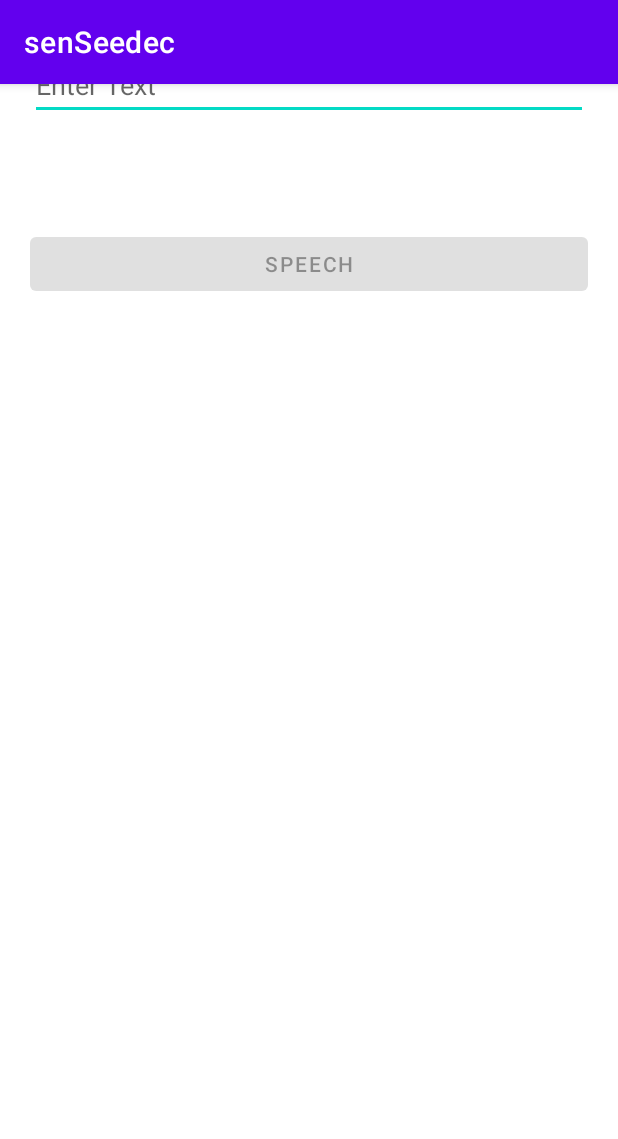
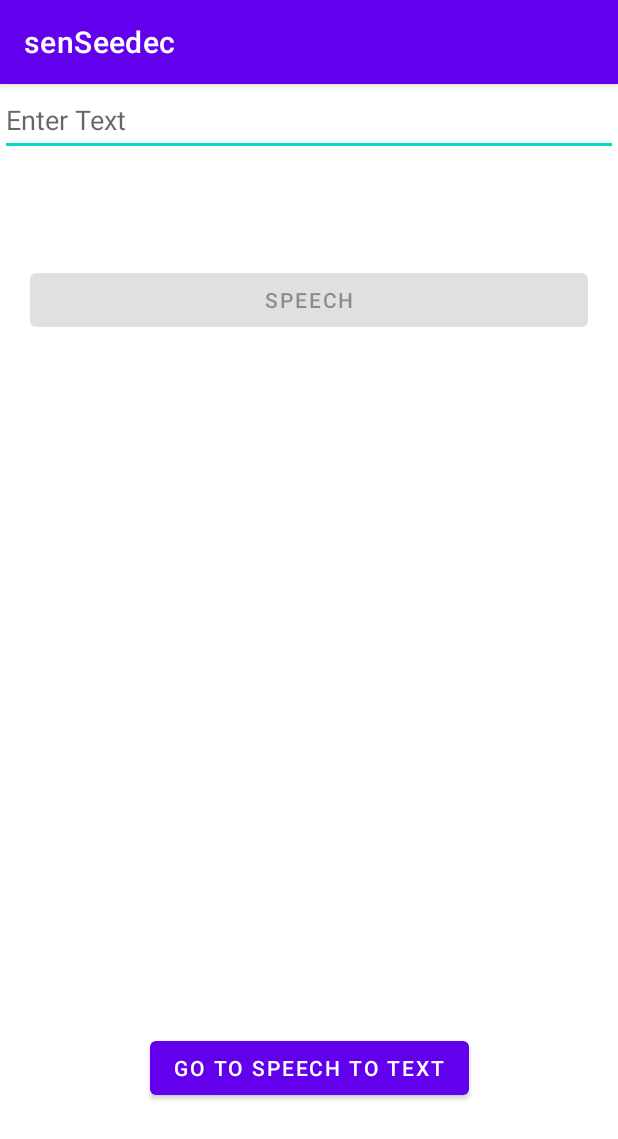
Before and after one commit to melisanurkaya/senSeeAppProject, an Android app: the screen it shows after launch (MainActivity), on a phone screen of 412 x 824 dp. Shown: the top 1139 px of the screen. Run offline under Robolectric (Android 15) with nearby library versions, the phone set to English and light mode, and no system bars.

```diff
--- a/app/src/main/java/com/melisayagmur/senseedec/MainActivity.kt
+++ b/app/src/main/java/com/melisayagmur/senseedec/MainActivity.kt
@@ -1,5 +1,6 @@
 package com.melisayagmur.senseedec
 
+import android.content.Intent
 import androidx.appcompat.app.AppCompatActivity
 import android.os.Bundle
 import android.speech.tts.TextToSpeech
@@ -19,6 +20,11 @@ class MainActivity : AppCompatActivity(),TextToSpeech.OnInitListener {
     override fun onCreate(savedInstanceState: Bundle?) {
         super.onCreate(savedInstanceState)
         setContentView(R.layout.activity_main)
+
+        buttonGoToB.setOnClickListener {
+            val yeniIntent = Intent(this@MainActivity, ActivityB::class.java)
+            startActivity(yeniIntent)
+        }
 
         buttonSpeak = this.button_speak
         editText = this.edittext_input
--- a/app/src/main/res/layout/activity_main.xml
+++ b/app/src/main/res/layout/activity_main.xml
@@ -1,6 +1,5 @@
 <?xml version="1.0" encoding="utf-8"?>
-<androidx.constraintlayout.widget.ConstraintLayout
-    xmlns:android="http://schemas.android.com/apk/res/android"
+<androidx.constraintlayout.widget.ConstraintLayout xmlns:android="http://schemas.android.com/apk/res/android"
     xmlns:app="http://schemas.android.com/apk/res-auto"
     xmlns:tools="http://schemas.android.com/tools"
     android:layout_width="match_parent"
@@ -11,17 +10,9 @@
         android:id="@+id/edittext_input"
         android:layout_width="match_parent"
         android:layout_height="wrap_content"
-        android:layout_marginStart="20dp"
-        android:layout_marginTop="24dp"
-        android:layout_marginEnd="20dp"
         android:hint="Enter Text"
         android:minHeight="48dp"
-        app:layout_constraintBottom_toTopOf="parent"
-        app:layout_constraintEnd_toEndOf="parent"
-        app:layout_constraintHorizontal_bias="0.0"
-        app:layout_constraintStart_toStartOf="parent"
-        app:layout_constraintTop_toTopOf="parent"
-        app:layout_constraintVertical_bias="0.0" />
+        tools:layout_editor_absoluteX="20dp" />
 
     <Button
         android:id="@+id/button_speak"
@@ -36,5 +27,18 @@
         app:layout_constraintStart_toStartOf="parent"
         app:layout_constraintTop_toBottomOf="@id/edittext_input" />
 
+    <Button
+        android:id="@+id/buttonGoToB"
+        android:layout_width="wrap_content"
+        android:layout_height="wrap_content"
+        android:layout_marginStart="158dp"
+        android:layout_marginEnd="159dp"
+        android:layout_marginBottom="88dp"
+        android:text="Go To Speech To Text"
+        app:layout_constraintBottom_toBottomOf="parent"
+        app:layout_constraintEnd_toEndOf="parent"
+        app:layout_constraintHorizontal_bias="0.495"
+        app:layout_constraintStart_toStartOf="parent" />
+
 
 </androidx.constraintlayout.widget.ConstraintLayout>
```
Also changed, not shown: app/src/main/AndroidManifest.xml (+7 -0 lines), app/src/main/java/com/melisayagmur/senseedec/ActivityB.kt (added, +13 -0 lines), app/src/main/res/layout/activity_b.xml (added, +9 -0 lines).
